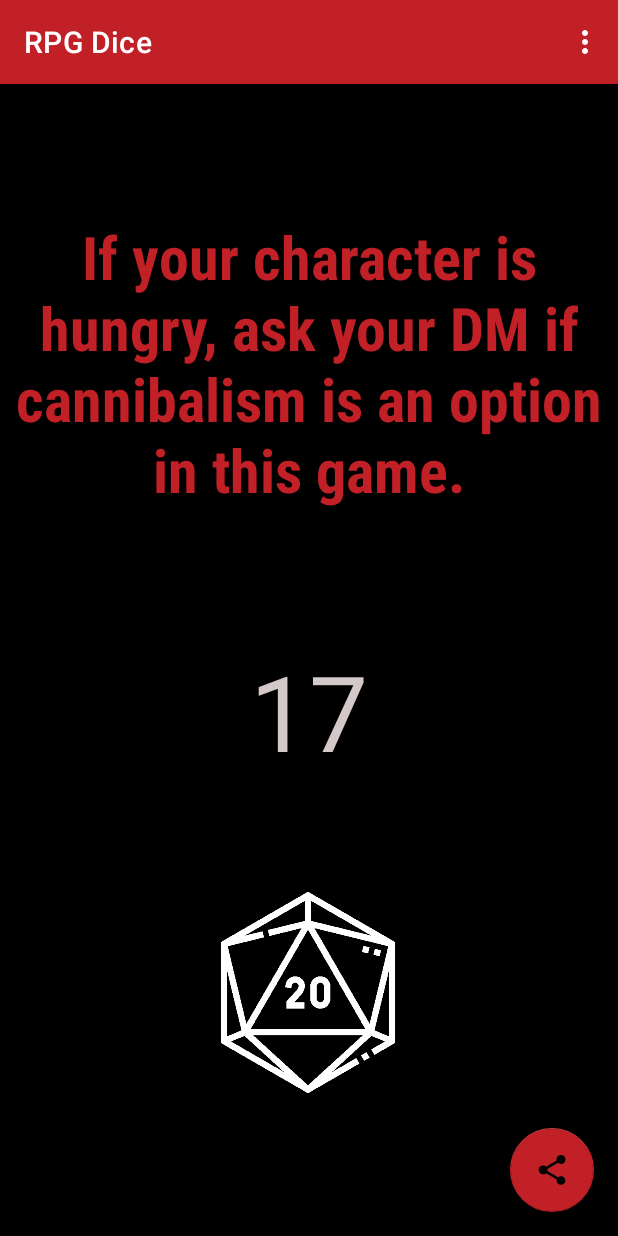
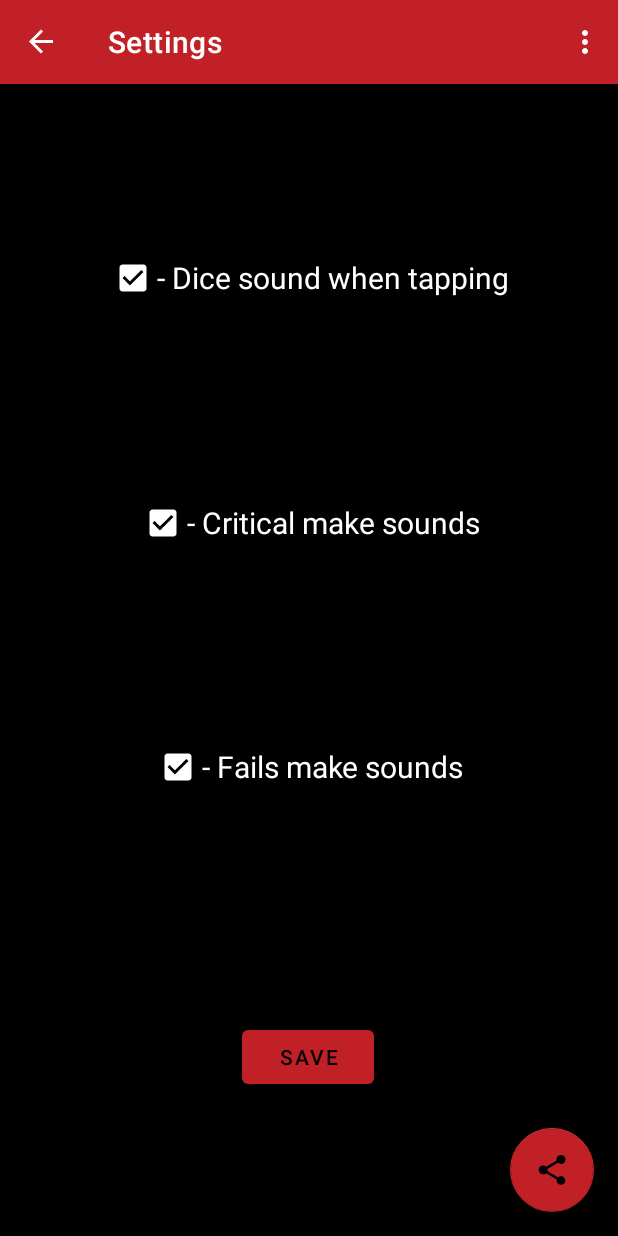
Before and after one commit to ElNotaCode/RPG-Dice, an Android app: the screen it shows after launch (MainActivity), in the options menu, after a tap on "Settings", on a phone screen of 412 x 824 dp. Run offline under Robolectric (Android 15) with nearby library versions, the phone set to English and light mode, and no system bars; our stand-ins replace navigation-ui.

Commit message:
ya se puede acceder a settings

```diff
--- a/app/src/main/java/com/d20/rpgdice/MainActivity.kt
+++ b/app/src/main/java/com/d20/rpgdice/MainActivity.kt
@@ -60,7 +60,7 @@ class MainActivity : AppCompatActivity() {
         // as you specify a parent activity in AndroidManifest.xml.
         return when (item.itemId) {
             R.id.action_settings -> {
-
+                findNavController(R.id.nav_host_fragment_content_main).navigate(R.id.to_SettingsFragment)
                 true
             }
             else -> super.onOptionsItemSelected(item)
--- a/app/src/main/java/com/d20/rpgdice/SettingsFragment.kt
+++ b/app/src/main/java/com/d20/rpgdice/SettingsFragment.kt
@@ -1,11 +1,38 @@
 package com.d20.rpgdice
 
 import android.os.Bundle
-import androidx.preference.PreferenceFragmentCompat
+import android.view.LayoutInflater
+import android.view.View
+import android.view.ViewGroup
+import androidx.fragment.app.Fragment
+import com.d20.rpgdice.databinding.FragmentSettingsBinding
 
-class SettingsFragment : PreferenceFragmentCompat() {
+class SettingsFragment : Fragment() {
 
-    override fun onCreatePreferences(savedInstanceState: Bundle?, rootKey: String?) {
-        setPreferencesFromResource(R.xml.root_preferences, rootKey)
+    private var _binding: FragmentSettingsBinding? = null
+
+    // This property is only valid between onCreateView and
+    // onDestroyView.
+    private val binding get() = _binding!!
+
+    override fun onCreateView(
+        inflater: LayoutInflater,
+        container: ViewGroup?,
+        savedInstanceState: Bundle?
+    ): View? {
+
+        _binding = FragmentSettingsBinding.inflate(inflater,container,false)
+        return binding.root
     }
+
+    override fun onViewCreated(view: View, savedInstanceState: Bundle?) {
+        super.onViewCreated(view, savedInstanceState)
+        //TODO: bindear botones
+    }
+
+    override fun onDestroyView() {
+        super.onDestroyView()
+        _binding = null
+    }
+
 }
--- a/app/src/main/res/navigation/nav_graph.xml
+++ b/app/src/main/res/navigation/nav_graph.xml
@@ -4,6 +4,11 @@
     xmlns:tools="http://schemas.android.com/tools"
     android:id="@+id/nav_graph"
     app:startDestination="@id/FirstFragment">
+
+    <action
+        android:id="@+id/to_SettingsFragment"
+        app:destination="@+id/SettingsFragment"
+        />
 
     <fragment
         android:id="@+id/FirstFragment"
@@ -18,11 +23,22 @@
     <fragment
         android:id="@+id/SecondFragment"
         android:name="com.d20.rpgdice.SecondFragment"
-        android:label="@string/second_fragment_label"
+        android:label="@string/app_name"
         tools:layout="@layout/fragment_second">
 
         <action
             android:id="@+id/action_SecondFragment_to_FirstFragment"
+            app:destination="@id/FirstFragment"
+            />
+    </fragment>
+    <fragment
+        android:id="@+id/SettingsFragment"
+        android:name="com.d20.rpgdice.SettingsFragment"
+        android:label="@string/action_settings"
+        tools:layout="@layout/fragment_settings"
+        >
+        <action
+            android:id="@+id/action_SettingsFragment_to_FirstFragment"
             app:destination="@id/FirstFragment" />
     </fragment>
 </navigation>
--- a/app/src/main/res/values/strings.xml
+++ b/app/src/main/res/values/strings.xml
@@ -2,7 +2,6 @@
     <string name="app_name">RPG Dice</string>
     <string name="action_settings">Settings</string>
     <!-- Strings used for fragments for navigation -->
-    <string name="second_fragment_label">Second Fragment</string>
     <string name="next">Next</string>
     <string name="previous">Previous</string>
     <!-- My Strings-->
```
Also changed, not shown: app/src/main/res/drawable/dices.png (added).
